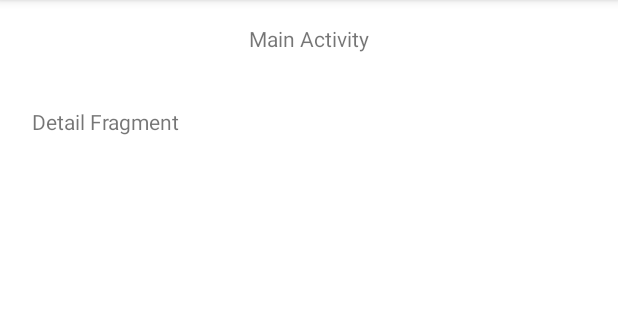
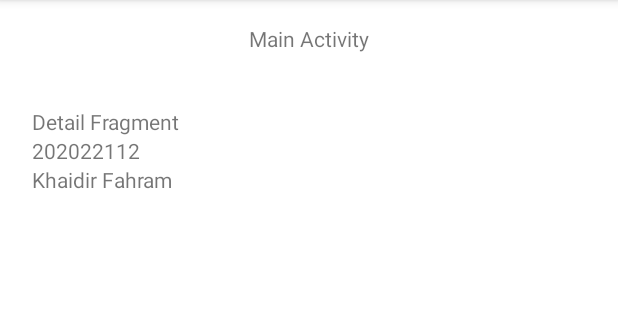
Before and after one commit to fahram/Latihan-Fragment, an Android app: the screen it shows after launch (MainActivity), after a tap on "MOVE TO DETAIL FRAGMENT", on a phone screen of 412 x 824 dp, the part 84-404 px from its top. Run offline under Robolectric (Android 15) with nearby library versions, the phone set to English and light mode, and no system bars.

Commit message:
Sedn Data Between Fragment

```diff
--- a/app/src/main/java/com/fahram/latihanfragment/DetailFragment.kt
+++ b/app/src/main/java/com/fahram/latihanfragment/DetailFragment.kt
@@ -4,9 +4,16 @@ import android.os.Bundle
 import android.view.LayoutInflater
 import android.view.View
 import android.view.ViewGroup
+import android.widget.TextView
 import androidx.fragment.app.Fragment
 
 class DetailFragment : Fragment() {
+
+    var nama:String? = null
+
+    companion object {
+        const val EXTRA_NIM = "extra_nim"
+    }
 
     override fun onCreateView(
         inflater: LayoutInflater, container: ViewGroup?,
@@ -16,4 +23,15 @@ class DetailFragment : Fragment() {
         return inflater.inflate(R.layout.fragment_detail, container, false)
     }
 
+    override fun onViewCreated(view: View, savedInstanceState: Bundle?) {
+        super.onViewCreated(view, savedInstanceState)
+        val tvNim = view.findViewById<TextView>(R.id.tvNim)
+        val tvNama = view.findViewById<TextView>(R.id.tvName)
+        tvNama.text = nama
+
+        if (arguments != null) {
+            val nim = arguments?.getString(EXTRA_NIM)
+            tvNim.text = nim
+        }
+    }
 }
--- a/app/src/main/java/com/fahram/latihanfragment/HomeFragment.kt
+++ b/app/src/main/java/com/fahram/latihanfragment/HomeFragment.kt
@@ -25,6 +25,11 @@ class HomeFragment : Fragment() {
         btnMoveToDetailFragment.setOnClickListener {
             val fragmentManager = parentFragmentManager
             val detailFragment = DetailFragment()
+            val bundle = Bundle()
+            bundle.putString(DetailFragment.EXTRA_NIM, "202022112")
+            detailFragment.arguments = bundle
+            detailFragment.nama = "Khaidir Fahram"
+
             fragmentManager.beginTransaction().apply {
                 replace(R.id.container, detailFragment, DetailFragment::class.java.simpleName)
                     .addToBackStack(null)
--- a/app/src/main/res/layout/fragment_detail.xml
+++ b/app/src/main/res/layout/fragment_detail.xml
@@ -2,9 +2,22 @@
 <LinearLayout android:layout_width="match_parent"
     android:layout_height="match_parent"
     android:padding="20dp"
+    android:orientation="vertical"
     xmlns:android="http://schemas.android.com/apk/res/android">
     <TextView
         android:layout_width="match_parent"
         android:layout_height="wrap_content"
         android:text="Detail Fragment"/>
+
+    <TextView
+        android:id="@+id/tvNim"
+        android:layout_width="match_parent"
+        android:layout_height="wrap_content"
+        android:text="TextView" />
+
+    <TextView
+        android:id="@+id/tvName"
+        android:layout_width="match_parent"
+        android:layout_height="wrap_content"
+        android:text="TextView" />
 </LinearLayout>
```
